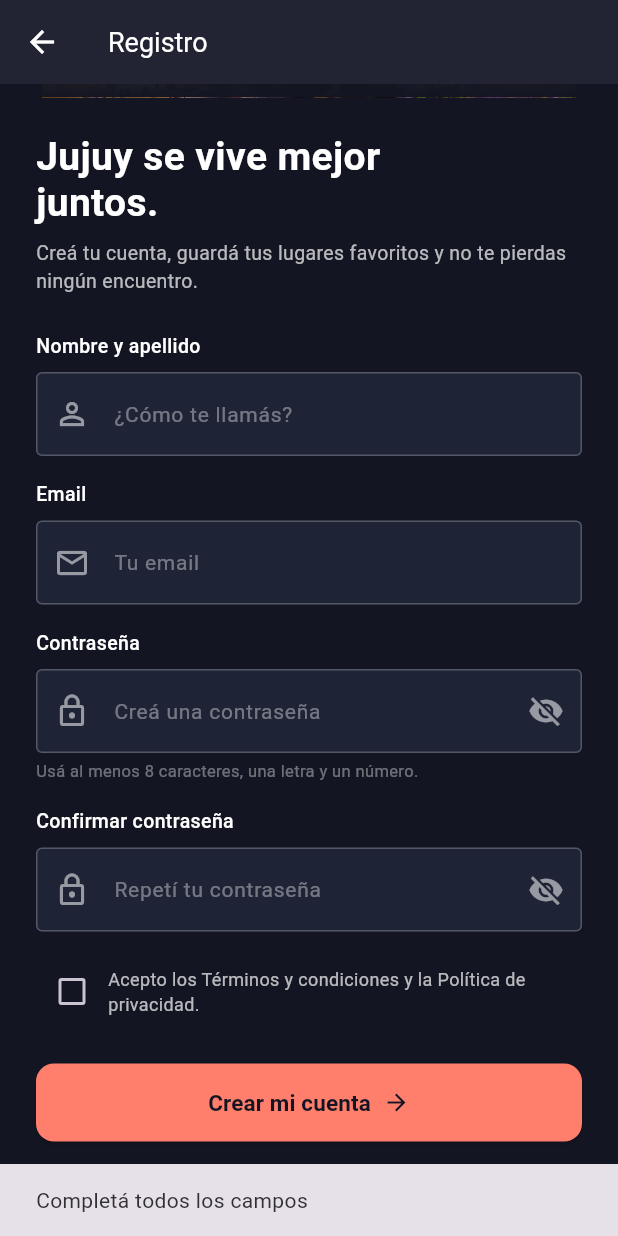
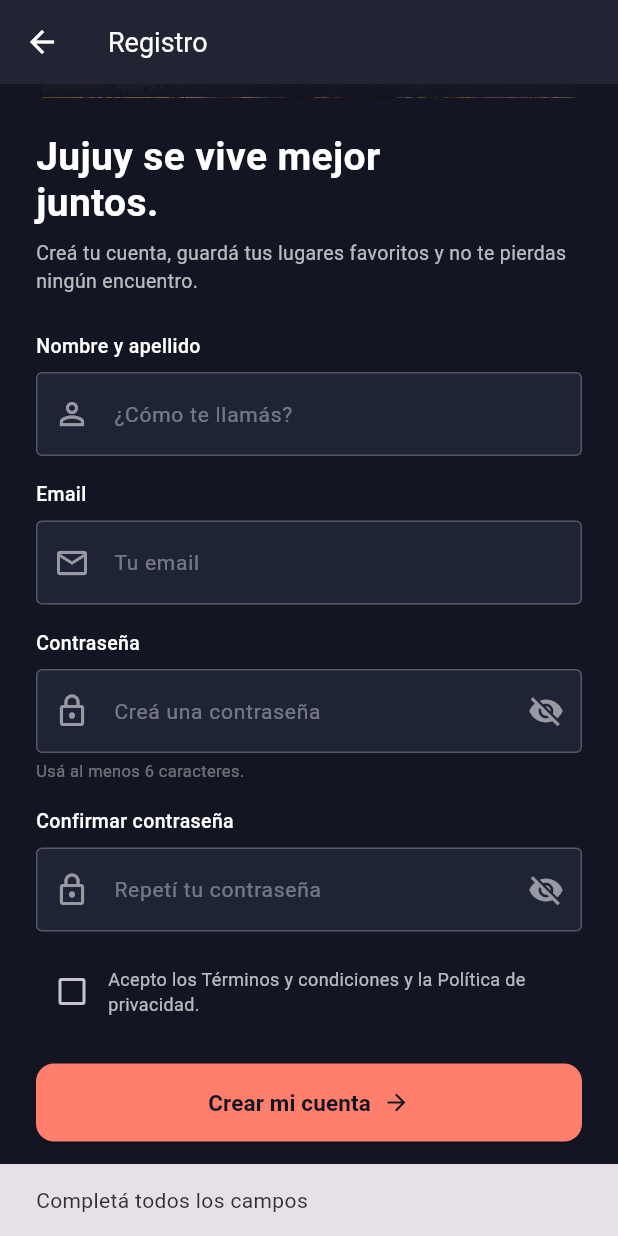
Before and after one commit to Dranacielg/Pacha-Movil, a Flutter app: the RegisterScreen screen opened directly, scrolled down 191 dp, after a tap on "Crear mi cuenta", on a phone screen of 412 x 824 dp. Run offline on Flutter 3.47's test engine with Material 3 defaults, Android fonts, the phone set to English and light mode, and no system bars; our stand-ins replace cloud_firestore, dio, firebase_auth, firebase_core, flutter_map, geolocator and 1 more; missing offline and left inert: dio_cache_interceptor, dio_cache_interceptor_file_store, flutter_map_cache, flutter_map_location_marker; accounts and stored records are empty.

Commit message:
Update register_screen.dart

```diff
--- a/Pacha-Movil-main/lib/register_screen.dart
+++ b/Pacha-Movil-main/lib/register_screen.dart
@@ -1,5 +1,5 @@
 import 'package:flutter/material.dart';
-import 'package:shared_preferences/shared_preferences.dart';
+import 'package:firebase_auth/firebase_auth.dart';
 
 class RegisterScreen extends StatefulWidget {
   const RegisterScreen({super.key});
@@ -17,6 +17,7 @@ class _RegisterScreenState extends State<RegisterScreen> {
   bool _obscurePassword = true;
   bool _obscureConfirmPassword = true;
   bool _termsAccepted = false;
+  bool _cargando = false; // <-- Para mostrar el circulito de carga
 
   @override
   void dispose() {
@@ -33,37 +34,52 @@ class _RegisterScreenState extends State<RegisterScreen> {
     final password = _passwordController.text.trim();
     final confirmPassword = _confirmPasswordController.text.trim();
 
+    // Validaciones visuales
     if (name.isEmpty || email.isEmpty || password.isEmpty || confirmPassword.isEmpty) {
-      ScaffoldMessenger.of(context).showSnackBar(
-        const SnackBar(content: Text('Completá todos los campos')),
-      );
+      ScaffoldMessenger.of(context).showSnackBar(const SnackBar(content: Text('Completá todos los campos')));
       return;
     }
 
     if (password != confirmPassword) {
-      ScaffoldMessenger.of(context).showSnackBar(
-        const SnackBar(content: Text('Las contraseñas no coinciden')),
-      );
+      ScaffoldMessenger.of(context).showSnackBar(const SnackBar(content: Text('Las contraseñas no coinciden')));
+      return;
+    }
+
+    if (password.length < 6) {
+      ScaffoldMessenger.of(context).showSnackBar(const SnackBar(content: Text('La contraseña debe tener al menos 6 caracteres')));
       return;
     }
 
     if (!_termsAccepted) {
-      ScaffoldMessenger.of(context).showSnackBar(
-        const SnackBar(content: Text('Debes aceptar los términos y condiciones')),
-      );
+      ScaffoldMessenger.of(context).showSnackBar(const SnackBar(content: Text('Debes aceptar los términos y condiciones')));
       return;
     }
 
-    final prefs = await SharedPreferences.getInstance();
-    await prefs.setString('user_name', name);
-    await prefs.setString('user_email', email);
-    await prefs.setString('user_password', password);
+    setState(() => _cargando = true);
+
+    try {
+      // LÓGICA DE FIREBASE
+      UserCredential userCredential = await FirebaseAuth.instance.createUserWithEmailAndPassword(
+        email: email,
+        password: password,
+      );
+
+      // Guardamos el nombre en el perfil de Firebase
+      await userCredential.user?.updateDisplayName(name);
 
       if (mounted) {
-      ScaffoldMessenger.of(context).showSnackBar(
-        const SnackBar(content: Text('¡Cuenta creada! Ahora podés iniciar sesión')),
-      );
+        ScaffoldMessenger.of(context).showSnackBar(const SnackBar(content: Text('¡Cuenta creada con éxito! Ya podés iniciar sesión.')));
         Navigator.pop(context);
+      }
+    } on FirebaseAuthException catch (e) {
+      String mensaje = 'Error al registrar';
+      if (e.code == 'weak-password') mensaje = 'La contraseña es muy débil';
+      if (e.code == 'email-already-in-use') mensaje = 'Ese correo ya está registrado';
+      if (e.code == 'invalid-email') mensaje = 'El formato del correo no es válido';
+
+      if (mounted) ScaffoldMessenger.of(context).showSnackBar(SnackBar(content: Text(mensaje)));
+    } finally {
+      if (mounted) setState(() => _cargando = false);
     }
   }
 
@@ -78,23 +94,26 @@ class _RegisterScreenState extends State<RegisterScreen> {
         iconTheme: const IconThemeData(color: Colors.white),
       ),
       body: SingleChildScrollView(
+        // AutofillGroup para que el celular sugiera correos y contraseñas
+        child: AutofillGroup(
           child: Column(
             crossAxisAlignment: CrossAxisAlignment.start,
             children: [
-            // Banner superior: Acá podés cambiar fácilmente la imagen de fondo
-            // (Usá Image.asset('tu/ruta/imagen.png') si preferís tus assets locales)
+              // Banner superior
               SizedBox(
                 height: 200,
                 width: double.infinity,
                 child: Stack(
                   fit: StackFit.expand,
                   children: [
-                  // Imagen de fondo (Modificala por Image.asset si querés usar tus propios archivos)
                     Image.asset(
                       'assets/bannercerros.png',
+                      errorBuilder: (context, error, stackTrace) => Container(
+                        color: const Color(0xFF1E2336),
+                        child: const Center(child: Icon(Icons.image, color: Colors.white24, size: 50)),
                       ),
-
-                  // Gradiente difuminado para fundir con el color de fondo de la app
+                    ),
+                    // Gradiente difuminado
                     Container(
                       decoration: BoxDecoration(
                         gradient: LinearGradient(
@@ -108,32 +127,14 @@ class _RegisterScreenState extends State<RegisterScreen> {
                         ),
                       ),
                     ),
-
-                  // Textos y ubicación superpuestos en el banner
+                    // Textos superpuestos
                     Padding(
                       padding: const EdgeInsets.symmetric(horizontal: 24.0, vertical: 16.0),
                       child: Column(
                         mainAxisAlignment: MainAxisAlignment.end,
                         crossAxisAlignment: CrossAxisAlignment.start,
-                      children: [
+                        children: const [
                           Row(
-                          children: [
-                            Container(
-
-                            ),
-                            const SizedBox(width: 8),
-                            const Text(
-                              '',
-                              style: TextStyle(color: Colors.white, fontWeight: FontWeight.bold, fontSize: 16),
-                            ),
-                          ],
-                        ),
-                        const Text(
-                          '',
-                          style: TextStyle(color: Colors.white, fontSize: 14),
-                        ),
-                        const SizedBox(height: 8),
-                        const Row(
                             children: [
                               Icon(Icons.location_on, color: Colors.white70, size: 14),
                               SizedBox(width: 4),
@@ -150,7 +151,7 @@ class _RegisterScreenState extends State<RegisterScreen> {
                 ),
               ),
 
-            // Formulario principal de Registro
+              // Formulario principal
               Padding(
                 padding: const EdgeInsets.all(24.0),
                 child: Column(
@@ -167,12 +168,13 @@ class _RegisterScreenState extends State<RegisterScreen> {
                     ),
                     const SizedBox(height: 24),
 
-                  // Campo Nombre y apellido
+                    // Campo Nombre
                     const Text('Nombre y apellido', style: TextStyle(color: Colors.white, fontSize: 13, fontWeight: FontWeight.w500)),
                     const SizedBox(height: 8),
                     TextField(
                       controller: _nameController,
                       style: const TextStyle(color: Colors.white),
+                      autofillHints: const [AutofillHints.name],
                       decoration: InputDecoration(
                         hintText: '¿Cómo te llamás?',
                         hintStyle: const TextStyle(color: Colors.white38, fontSize: 14),
@@ -190,6 +192,8 @@ class _RegisterScreenState extends State<RegisterScreen> {
                     TextField(
                       controller: _emailController,
                       style: const TextStyle(color: Colors.white),
+                      keyboardType: TextInputType.emailAddress,
+                      autofillHints: const [AutofillHints.email],
                       decoration: InputDecoration(
                         hintText: 'Tu email',
                         hintStyle: const TextStyle(color: Colors.white38, fontSize: 14),
@@ -208,6 +212,7 @@ class _RegisterScreenState extends State<RegisterScreen> {
                       controller: _passwordController,
                       obscureText: _obscurePassword,
                       style: const TextStyle(color: Colors.white),
+                      autofillHints: const [AutofillHints.newPassword],
                       decoration: InputDecoration(
                         hintText: 'Creá una contraseña',
                         hintStyle: const TextStyle(color: Colors.white38, fontSize: 14),
@@ -222,7 +227,7 @@ class _RegisterScreenState extends State<RegisterScreen> {
                       ),
                     ),
                     const SizedBox(height: 4),
-                  const Text('Usá al menos 8 caracteres, una letra y un número.', style: TextStyle(color: Colors.white38, fontSize: 11)),
+                    const Text('Usá al menos 6 caracteres.', style: TextStyle(color: Colors.white38, fontSize: 11)),
                     const SizedBox(height: 16),
 
                     // Campo Confirmar Contraseña
@@ -271,13 +276,15 @@ class _RegisterScreenState extends State<RegisterScreen> {
                       width: double.infinity,
                       height: 52,
                       child: ElevatedButton(
-                      onPressed: _registrarse,
+                        onPressed: _cargando ? null : _registrarse,
                         style: ElevatedButton.styleFrom(
                           backgroundColor: const Color(0xFFFF7F6C),
                           foregroundColor: const Color(0xFF131622),
                           shape: RoundedRectangleBorder(borderRadius: BorderRadius.circular(12)),
                         ),
-                      child: const Row(
+                        child: _cargando
+                          ? const CircularProgressIndicator(color: Color(0xFF131622))
+                          : const Row(
                               mainAxisAlignment: MainAxisAlignment.center,
                               children: [
                                 Text('Crear mi cuenta', style: TextStyle(fontWeight: FontWeight.bold, fontSize: 15)),
@@ -311,6 +318,7 @@ class _RegisterScreenState extends State<RegisterScreen> {
             ],
           ),
         ),
+      ),
     );
   }
 }
```
Lines whose indentation alone changed are shown as unchanged.
